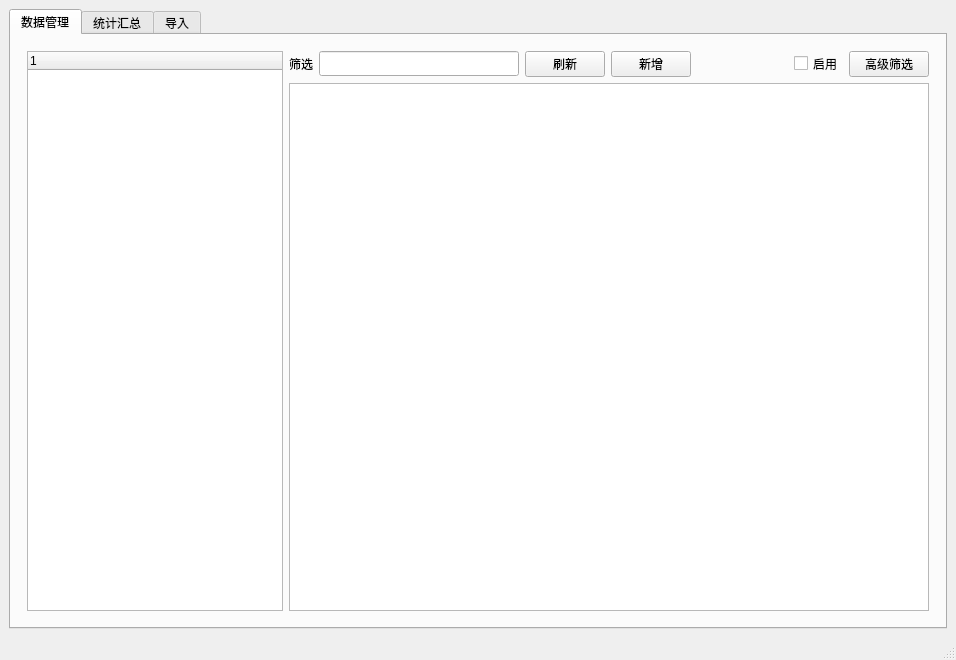
Old version of the form ui/main.ui in the repository LetMeHold/wanbo.py.
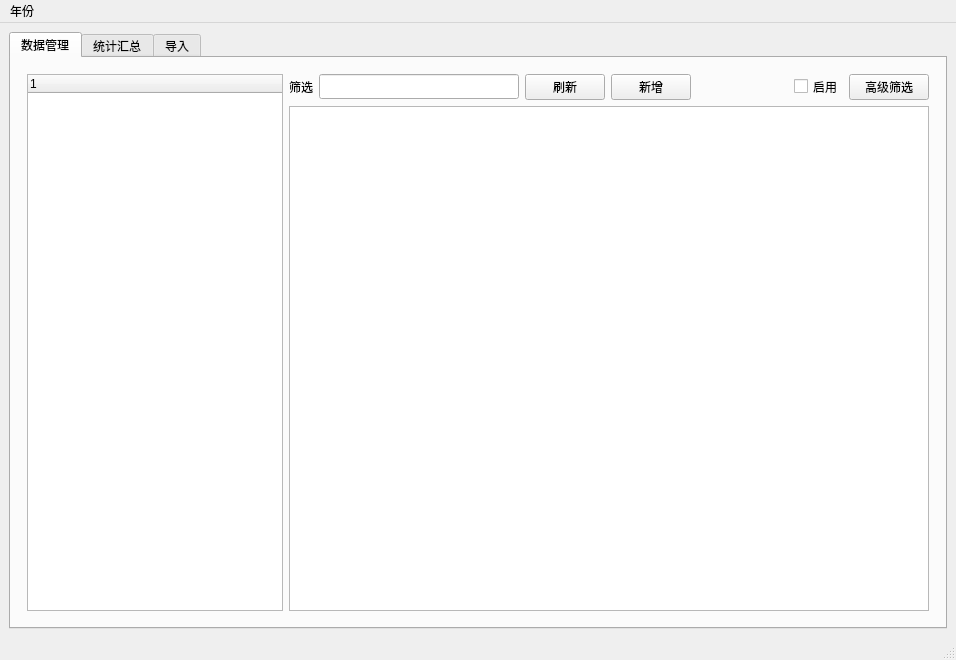
New version of the form.

```diff
--- a/ui/main.ui
+++ b/ui/main.ui
@@ -451,9 +451,16 @@
      <x>0</x>
      <y>0</y>
      <width>956</width>
-     <height>30</height>
+     <height>26</height>
     </rect>
    </property>
+   <widget class="QMenu" name="menu">
+    <property name="title">
+     <string>年份</string>
+    </property>
+    <addaction name="thisYear"/>
+   </widget>
+   <addaction name="menu"/>
   </widget>
   <widget class="QStatusBar" name="statusbar"/>
   <action name="actLoad">
```
Left out of the diff: 18 changed lines with no effect on the pictures.
